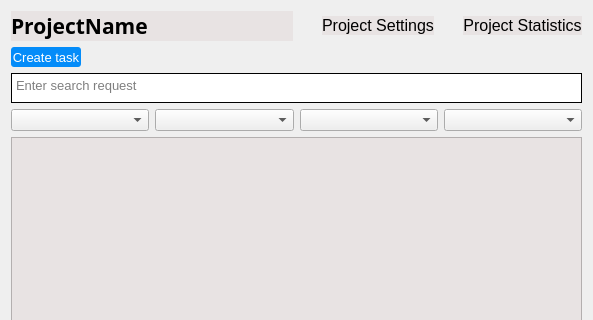
Before: the Qt Designer form task-tracker-frontend/ProjectWidget.ui in Unkorunk/task-tracker, drawn with Qt 5; both pictures show x 0 to 593 and y 0 to 320 of the 593 by 497 pixel window.
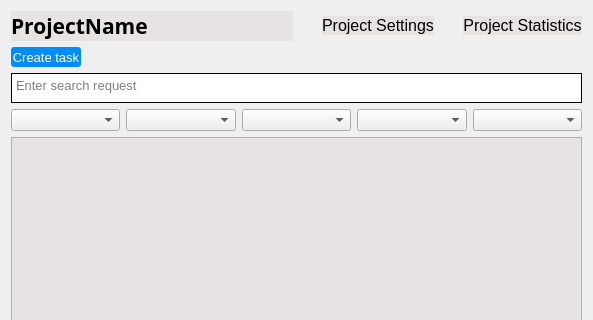
After: the same form once the commit is applied.

Commit message: Make sorting by order

```diff
--- a/task-tracker-frontend/ProjectWidget.ui
+++ b/task-tracker-frontend/ProjectWidget.ui
@@ -195,6 +195,9 @@
      <item>
       <widget class="QComboBox" name="sortingBox"/>
      </item>
+     <item>
+      <widget class="QComboBox" name="orderBox"/>
+     </item>
     </layout>
    </item>
    <item>
```
The commit also changes 1 other file.
